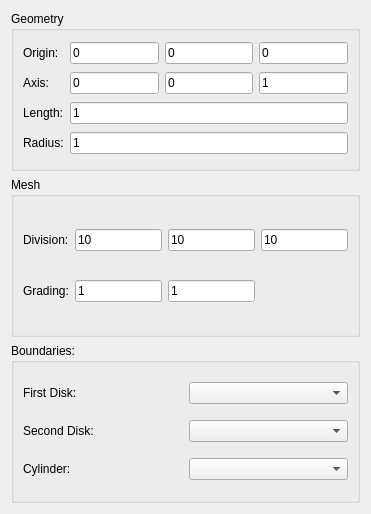
Old version of the form GUIDialog/GUIMeshDialog/MeshBaseTypeCylinderWidget.ui in the repository eeaapp6/AppFlow-Agent.
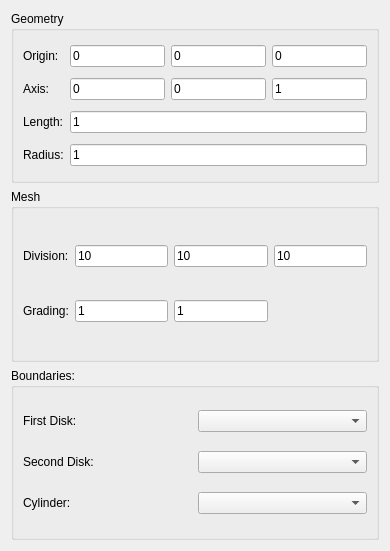
New version of the form.

Commit message: 圆柱轴线数据检查修改添加

```diff
--- a/GUIDialog/GUIMeshDialog/MeshBaseTypeCylinderWidget.ui
+++ b/GUIDialog/GUIMeshDialog/MeshBaseTypeCylinderWidget.ui
@@ -6,8 +6,8 @@
    <rect>
     <x>0</x>
     <y>0</y>
-    <width>371</width>
-    <height>514</height>
+    <width>390</width>
+    <height>551</height>
    </rect>
   </property>
   <property name="windowTitle">
@@ -28,21 +28,21 @@
        </widget>
       </item>
       <item row="0" column="1">
-       <widget class="QLineEdit" name="lineEdit_AxisPoint1">
+       <widget class="QLineEdit" name="lineEdit_OriginPoint1">
         <property name="text">
          <string>0</string>
         </property>
        </widget>
       </item>
       <item row="0" column="2">
-       <widget class="QLineEdit" name="lineEdit_AxisPoint2">
+       <widget class="QLineEdit" name="lineEdit_OriginPoint2">
         <property name="text">
          <string>0</string>
         </property>
        </widget>
       </item>
       <item row="0" column="3">
-       <widget class="QLineEdit" name="lineEdit_AxisPoint3">
+       <widget class="QLineEdit" name="lineEdit_OriginPoint3">
         <property name="text">
          <string>0</string>
         </property>
@@ -56,21 +56,21 @@
        </widget>
       </item>
       <item row="1" column="1">
-       <widget class="QLineEdit" name="lineEdit_OriginPoint1">
+       <widget class="QLineEdit" name="lineEdit_AxisPoint1">
         <property name="text">
          <string>0</string>
         </property>
        </widget>
       </item>
       <item row="1" column="2">
-       <widget class="QLineEdit" name="lineEdit_OriginPoint2">
+       <widget class="QLineEdit" name="lineEdit_AxisPoint2">
         <property name="text">
          <string>0</string>
         </property>
        </widget>
       </item>
       <item row="1" column="3">
-       <widget class="QLineEdit" name="lineEdit_OriginPoint3">
+       <widget class="QLineEdit" name="lineEdit_AxisPoint3">
         <property name="text">
          <string>1</string>
         </property>
```
The commit also changes 2 other files.
